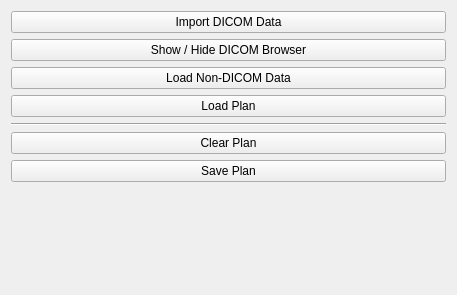
Old version of the form Patients/Resources/UI/Patients.ui in the repository NousNav/SlicerOpenNav.
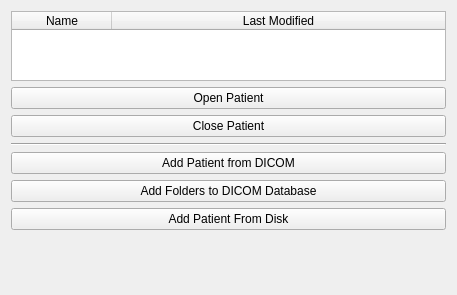
New version of the form. Custom widgets are drawn as their Qt base class.

Commit message: ENH: Basic plan management in sidebar

Diff of the .ui file:
```diff
--- a/Patients/Resources/UI/Patients.ui
+++ b/Patients/Resources/UI/Patients.ui
@@ -10,32 +10,53 @@
     <height>295</height>
    </rect>
   </property>
-  <layout class="QVBoxLayout" name="verticalLayout" stretch="0,0,0,0,0,0,0,0">
+  <layout class="QVBoxLayout" name="verticalLayout">
    <item>
-    <widget class="QPushButton" name="ImportDICOMButton">
-     <property name="text">
-      <string>Import DICOM Data</string>
+    <widget class="QTableWidget" name="CasesTableWidget">
+     <property name="sizePolicy">
+      <sizepolicy hsizetype="Expanding" vsizetype="Expanding">
+       <horstretch>0</horstretch>
+       <verstretch>0</verstretch>
+      </sizepolicy>
      </property>
-    </widget>
-   </item>
-   <item>
-    <widget class="QPushButton" name="DICOMToggleButton">
-     <property name="text">
-      <string>Show / Hide DICOM Browser</string>
+     <property name="sizeAdjustPolicy">
+      <enum>QAbstractScrollArea::AdjustToContents</enum>
      </property>
-    </widget>
-   </item>
-   <item>
-    <widget class="QPushButton" name="LoadDataButton">
-     <property name="text">
-      <string>Load Non-DICOM Data</string>
+     <property name="selectionBehavior">
+      <enum>QAbstractItemView::SelectRows</enum>
      </property>
+     <attribute name="horizontalHeaderVisible">
+      <bool>true</bool>
+     </attribute>
+     <attribute name="horizontalHeaderStretchLastSection">
+      <bool>true</bool>
+     </attribute>
+     <attribute name="verticalHeaderVisible">
+      <bool>false</bool>
+     </attribute>
+     <column>
+      <property name="text">
+       <string>Name</string>
+      </property>
+     </column>
+     <column>
+      <property name="text">
+       <string>Last Modified</string>
+      </property>
+     </column>
     </widget>
    </item>
    <item>
     <widget class="QPushButton" name="loadPlanButton">
      <property name="text">
-      <string>Load Plan</string>
+      <string>Open Patient</string>
+     </property>
+    </widget>
+   </item>
+   <item>
+    <widget class="QPushButton" name="ClearPlanButton">
+     <property name="text">
+      <string>Close Patient</string>
      </property>
     </widget>
    </item>
@@ -47,16 +68,23 @@
     </widget>
    </item>
    <item>
-    <widget class="QPushButton" name="ClearPlanButton">
+    <widget class="QPushButton" name="DICOMToggleButton">
      <property name="text">
-      <string>Clear Plan</string>
+      <string>Add Patient from DICOM</string>
      </property>
     </widget>
    </item>
    <item>
-    <widget class="QPushButton" name="SavePlanButton">
+    <widget class="QPushButton" name="ImportDICOMButton">
      <property name="text">
-      <string>Save Plan</string>
+      <string>Add Folders to DICOM Database</string>
+     </property>
+    </widget>
+   </item>
+   <item>
+    <widget class="QPushButton" name="LoadDataButton">
+     <property name="text">
+      <string>Add Patient From Disk</string>
      </property>
     </widget>
    </item>
```
The commit also changes 2 other files.
